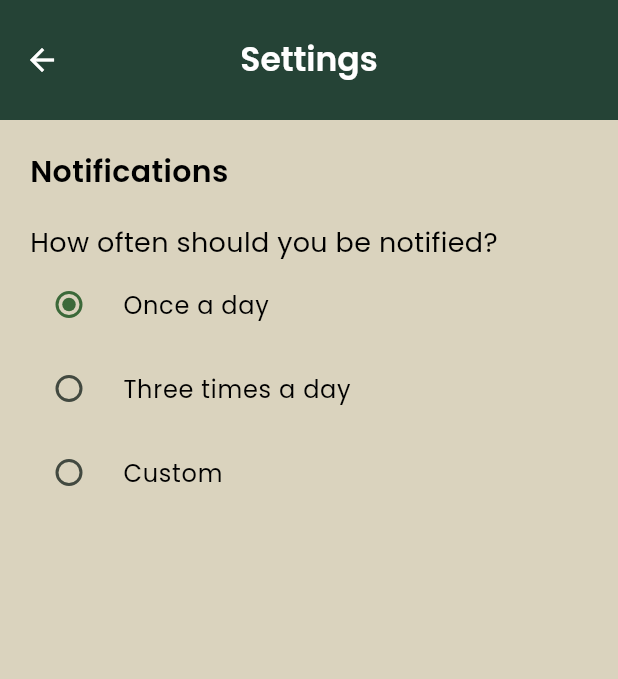
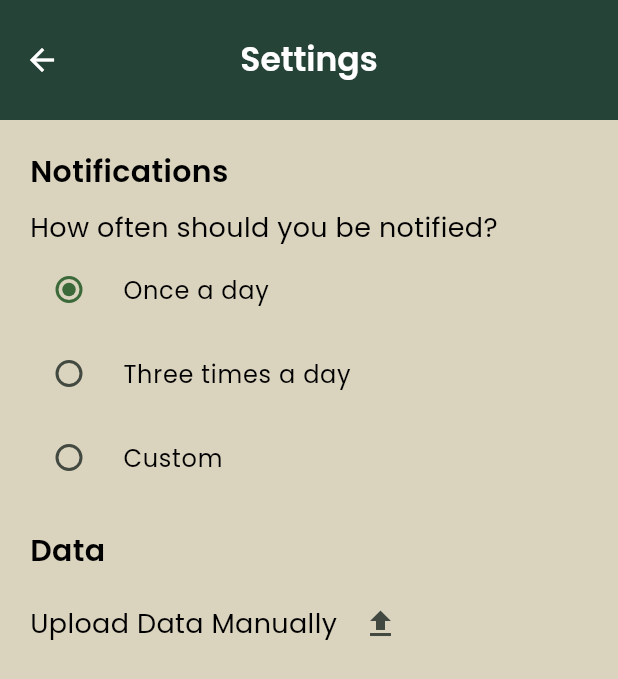
Before and after one commit to ashellz/habitt, a Flutter app: the SettingsPage screen opened directly, on a phone screen of 412 x 824 dp. Shown: the top 679 px of the screen. Run offline on Flutter 3.47's test engine with Material 3 defaults, Android fonts, the phone set to English and light mode, and no system bars; our stand-ins replace awesome_notifications, firebase_auth, firebase_core, firebase_storage, flutter_slidable, fluttertoast and 3 more; missing offline and left inert: icons_flutter, workmanager; accounts and stored records are empty.

```diff
--- a/lib/main.dart
+++ b/lib/main.dart
@@ -35,7 +35,7 @@ Future<void> main() async {
       ),
     ],
   );
-  await Hive.initFlutter();
+  await Hive.initFlutter("hive_folder");
   Hive.registerAdapter(HabitDataAdapter());
 
   await Hive.openBox<HabitData>('habits');
--- a/lib/pages/home_page.dart
+++ b/lib/pages/home_page.dart
@@ -2,7 +2,6 @@ import 'package:awesome_notifications/awesome_notifications.dart';
 import 'package:flutter/material.dart';
 import 'package:habit_tracker/data/habit_tile.dart';
 import 'package:habit_tracker/main.dart';
-import 'package:habit_tracker/services/storage_service.dart';
 import 'package:habit_tracker/util/objects/add_habit.dart';
 import 'package:habit_tracker/util/objects/display_habit_tile.dart';
 import 'package:habit_tracker/util/functions/getIcon.dart';
@@ -49,7 +48,6 @@ class HomePageState extends State<HomePage> {
 
   @override
   void initState() {
-    backupHiveBoxesToFirebase(userId);
     super.initState();
 
     if (boolBox.get("hasNotificationAccess") == false) {
@@ -179,7 +177,6 @@ class HomePageState extends State<HomePage> {
     habitGoal = 0;
     Navigator.pop(context);
     showPopup(context, "Habit added!");
-    backupHiveBoxesToFirebase(userId);
   }
 
   void openCategory(String key) {
@@ -454,7 +451,6 @@ class HomePageState extends State<HomePage> {
     updatedIcon = startIcon;
     Navigator.pop(context);
     showPopup(context, "Habit edited!");
-    backupHiveBoxesToFirebase(userId);
   }
 
   void checkHabit(int index) {
@@ -480,7 +476,6 @@ class HomePageState extends State<HomePage> {
         habitBox.putAt(index, updatedHabit);
       }
     });
-    backupHiveBoxesToFirebase(userId);
   }
 
   String? _validateText(String? value) {
--- a/lib/pages/settings_page.dart
+++ b/lib/pages/settings_page.dart
@@ -1,8 +1,13 @@
+import 'dart:async';
+
 import 'package:awesome_notifications/awesome_notifications.dart';
 import 'package:flutter/material.dart';
+import 'package:fluttertoast/fluttertoast.dart';
 import 'package:habit_tracker/pages/home_page.dart';
+import 'package:habit_tracker/services/storage_service.dart';
 
 int notifValue = streakBox.get('notifValue') ?? 0;
+bool enabled = true;
 
 class SettingsPage extends StatefulWidget {
   const SettingsPage({super.key});
@@ -27,7 +32,7 @@ class _SettingsPageState extends State<SettingsPage> {
         crossAxisAlignment: CrossAxisAlignment.start,
         children: [
           const Padding(
-            padding: EdgeInsets.only(top: 20, left: 20, bottom: 20),
+            padding: EdgeInsets.only(top: 20, left: 20, bottom: 10),
             child: Text(
               "Notifications",
               style: TextStyle(fontSize: 20, fontWeight: FontWeight.bold),
@@ -212,6 +217,48 @@ class _SettingsPageState extends State<SettingsPage> {
               ),
             ),
           ),
+          const Padding(
+            padding: EdgeInsets.only(top: 20, left: 20, bottom: 10),
+            child: Text(
+              "Data",
+              style: TextStyle(fontSize: 20, fontWeight: FontWeight.bold),
+            ),
+          ),
+          Row(
+            children: [
+              const Padding(
+                padding: EdgeInsets.only(left: 20),
+                child: Text(
+                  "Upload Data Manually",
+                  style: TextStyle(fontSize: 18),
+                ),
+              ),
+              Padding(
+                padding: const EdgeInsets.only(left: 5),
+                child: IconButton(
+                    onPressed: !enabled
+                        ? null
+                        : () async {
+                            if (userId == null) {
+                              Fluttertoast.showToast(
+                                msg: 'You are not logged in.',
+                                toastLength: Toast.LENGTH_SHORT,
+                                gravity: ToastGravity.SNACKBAR,
+                                backgroundColor: Colors.black54,
+                                textColor: Colors.white,
+                                fontSize: 14.0,
+                              );
+                            } else {
+                              setState(() => enabled = false);
+                              await backupHiveBoxesToFirebase(userId);
+                              Timer(const Duration(seconds: 10),
+                                  () => setState(() => enabled = true));
+                            }
+                          },
+                    icon: const Icon(Icons.upload)),
+              ),
+            ],
+          ),
           const Spacer(),
           Visibility(
             visible: boolBox.get("hasNotificationAccess") == false,
--- a/lib/util/functions/updateLastOpenedDate.dart
+++ b/lib/util/functions/updateLastOpenedDate.dart
@@ -1,4 +1,5 @@
 import 'package:habit_tracker/data/habit_tile.dart';
+import 'package:habit_tracker/services/storage_service.dart';
 import 'package:hive_flutter/hive_flutter.dart';
 
 final streakBox = Hive.box<int>('streak');
@@ -27,6 +28,7 @@ void updateLastOpenedDate() async {
         resetOrUpdateStreaks(2);
       }
     }
+    await backupHiveBoxesToFirebase(userId);
   }
   streakBox.put('lastOpenedDay', day);
   streakBox.put('lastOpenedMonth', month);
--- a/lib/util/objects/display_habit_tile.dart
+++ b/lib/util/objects/display_habit_tile.dart
@@ -2,7 +2,6 @@ import 'package:flutter/material.dart';
 import 'package:flutter_slidable/flutter_slidable.dart';
 import 'package:habit_tracker/data/habit_tile.dart';
 import 'package:habit_tracker/pages/home_page.dart';
-import 'package:habit_tracker/services/storage_service.dart';
 import 'package:habit_tracker/util/functions/getIcon.dart';
 import 'package:habit_tracker/util/objects/edit_habit.dart';
 import 'package:hive_flutter/hive_flutter.dart';
@@ -170,7 +169,6 @@ class _HabitTileState extends State<HabitTile> {
                                         }
                                       });
                                       Navigator.pop(context);
-                                      backupHiveBoxesToFirebase(userId);
                                     },
                                     child: const Text(
                                       "Enter",
--- a/pubspec.yaml
+++ b/pubspec.yaml
@@ -48,6 +48,7 @@ dependencies:
   firebase_auth: ^5.1.1
   fluttertoast: ^8.2.6
   firebase_storage: ^12.1.0
+  path_provider: ^2.1.3
 
 dev_dependencies:
   flutter_test:
```
Also changed, not shown: lib/services/auth_service.dart (+51 -14 lines), lib/services/storage_service.dart (+67 -15 lines), pubspec.lock.
